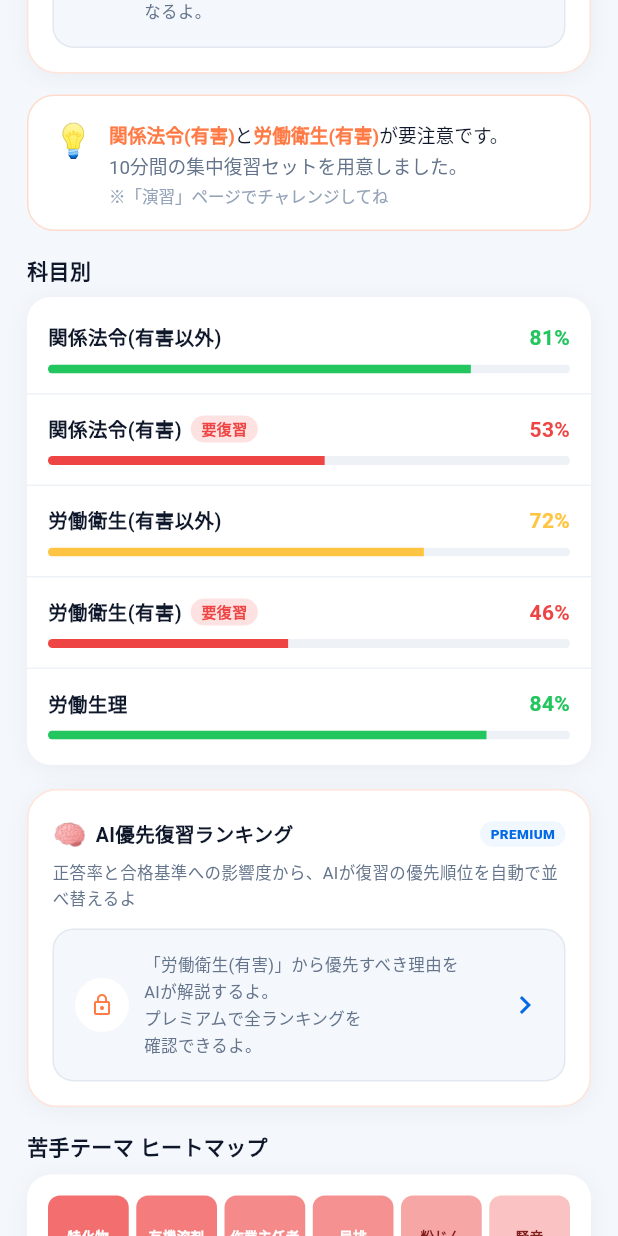
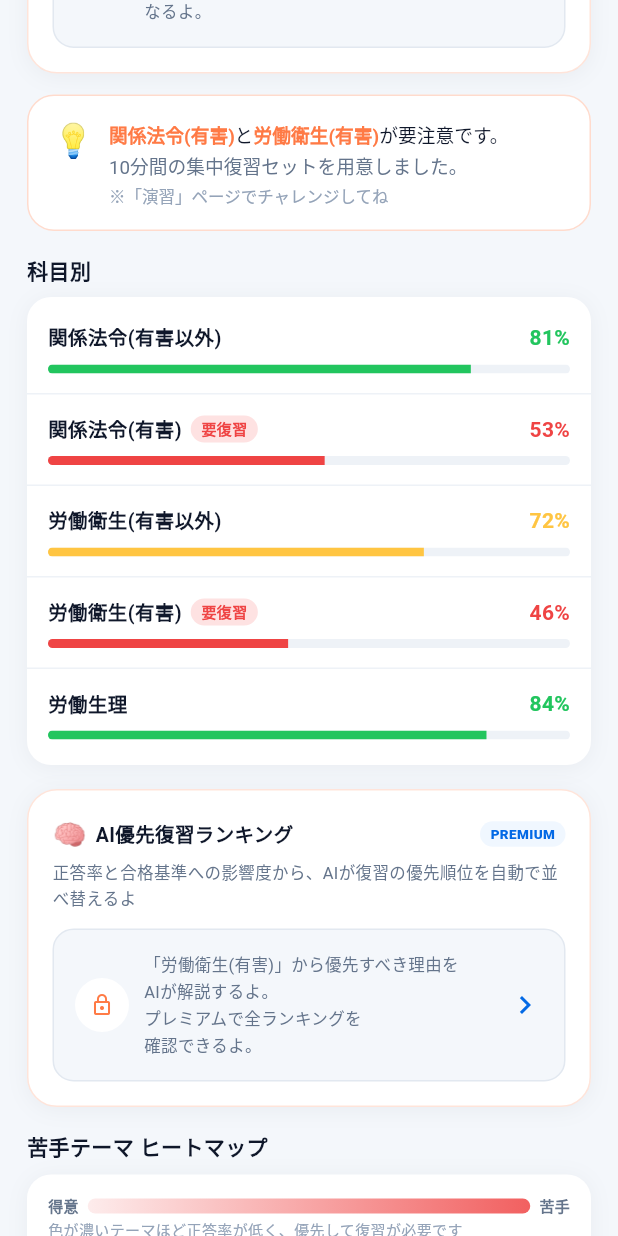
Before and after one commit to adk210044-sketch/arai-coach-app, a Flutter app: the AnalysisScreen widget shown alone on an empty page, opened directly, scrolled down 576 dp, on a phone screen of 412 x 824 dp. Run offline on Flutter 3.47's test engine with Material 3 defaults, Android fonts, the phone set to English and light mode, and no system bars; our stand-ins replace flutter_local_notifications, hive_flutter, shared_preferences, timezone; accounts and stored records are empty; Roboto replaces fonts that are missing (Hiragino Sans).

Commit message:
苦手テーマヒートマップに凡例(得意→苦手の色グラデーション)を追加

```diff
--- a/lib/screens/analysis_screen.dart
+++ b/lib/screens/analysis_screen.dart
@@ -371,10 +371,57 @@
                 borderRadius: BorderRadius.circular(AppRadius.md),
                 boxShadow: AppShadow.card,
               ),
-              child: GridView.builder(
+              child: Column(
+                crossAxisAlignment: CrossAxisAlignment.start,
+                children: [
+                  // 凡例: 色が薄い=得意(正答率が高い) / 色が濃い=苦手(正答率が低い)
+                  Row(
+                    children: [
+                      const Text(
+                        '得意',
+                        style: TextStyle(
+                          fontSize: 10,
+                          color: AppColors.textDim,
+                          fontWeight: FontWeight.w600,
+                        ),
+                      ),
+                      const SizedBox(width: 6),
+                      Expanded(
+                        child: Container(
+                          height: 10,
+                          decoration: BoxDecoration(
+                            borderRadius: BorderRadius.circular(AppRadius.pill),
+                            gradient: LinearGradient(
+                              colors: [
+                                AppColors.ng.withValues(alpha: 0.1),
+                                AppColors.ng.withValues(alpha: 0.85),
+                              ],
+                            ),
+                          ),
+                        ),
+                      ),
+                      const SizedBox(width: 6),
+                      const Text(
+                        '苦手',
+                        style: TextStyle(
+                          fontSize: 10,
+                          color: AppColors.textDim,
+                          fontWeight: FontWeight.w600,
+                        ),
+                      ),
+                    ],
+                  ),
+                  const SizedBox(height: 2),
+                  const Text(
+                    '色が濃いテーマほど正答率が低く、優先して復習が必要です',
+                    style: TextStyle(fontSize: 10, color: AppColors.textMute),
+                  ),
+                  const SizedBox(height: 10),
+                  GridView.builder(
                     shrinkWrap: true,
                     physics: const NeverScrollableScrollPhysics(),
-                gridDelegate: const SliverGridDelegateWithFixedCrossAxisCount(
+                    gridDelegate:
+                        const SliverGridDelegateWithFixedCrossAxisCount(
                           crossAxisCount: 6,
                           crossAxisSpacing: 5,
                           mainAxisSpacing: 5,
@@ -397,12 +444,16 @@
                           style: TextStyle(
                             fontSize: 9,
                             fontWeight: FontWeight.w600,
-                        color: w > 0.5 ? Colors.white : const Color(0xFF7F1D1D),
+                            color: w > 0.5
+                                ? Colors.white
+                                : const Color(0xFF7F1D1D),
                             height: 1.1,
                           ),
                         ),
                       );
                     },
+                  ),
+                ],
               ),
             ),
           ],
```
Lines whose indentation alone changed are shown as unchanged.
